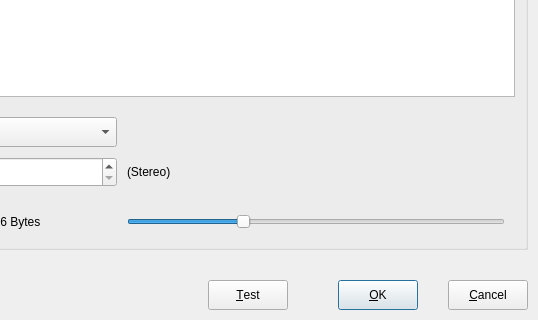
Qt form plugins/playback/PlayBackDlg.ui (KDE/kwave) before a commit; both pictures show x 142 to 680 and y 246 to 566 of the 680 by 566 pixel window.
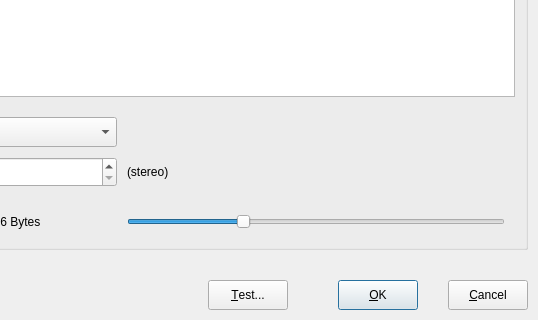
The same form after that commit. Custom widgets are drawn as their Qt base class.

Diff of the .ui file:
```diff
--- a/plugins/playback/PlayBackDlg.ui
+++ b/plugins/playback/PlayBackDlg.ui
@@ -350,7 +350,7 @@
            </sizepolicy>
           </property>
           <property name="text">
-           <string>(Stereo)</string>
+           <string>(stereo)</string>
           </property>
           <property name="wordWrap">
            <bool>false</bool>
@@ -479,7 +479,7 @@
         <string>&lt;b&gt;Test&lt;/b&gt;&lt;p&gt;Try to play a short sound using the current settings.&lt;/p&gt;&lt;p&gt;&lt;i&gt;(Sorry, not implemented yet!)&lt;/i&gt;&lt;/p&gt;</string>
        </property>
        <property name="text">
-        <string>&amp;Test</string>
+        <string>&amp;Test...</string>
        </property>
        <property name="shortcut">
         <string>Alt+T</string>
```
Left out of the diff: 4 changed lines with no effect on the pictures.
